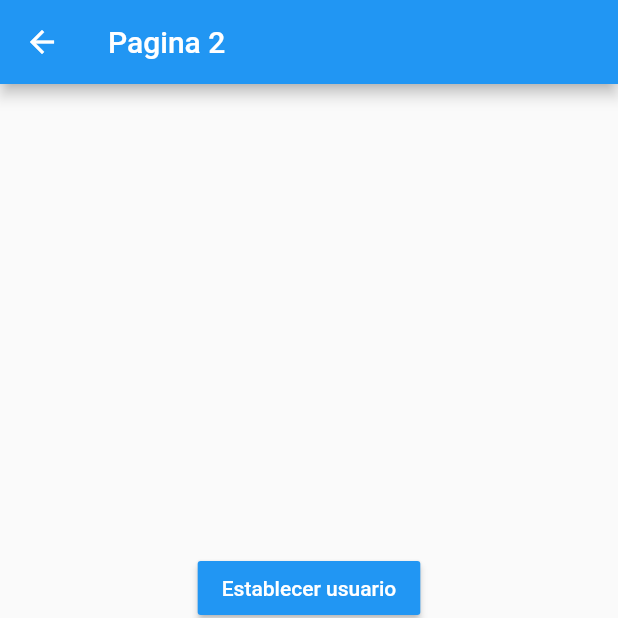
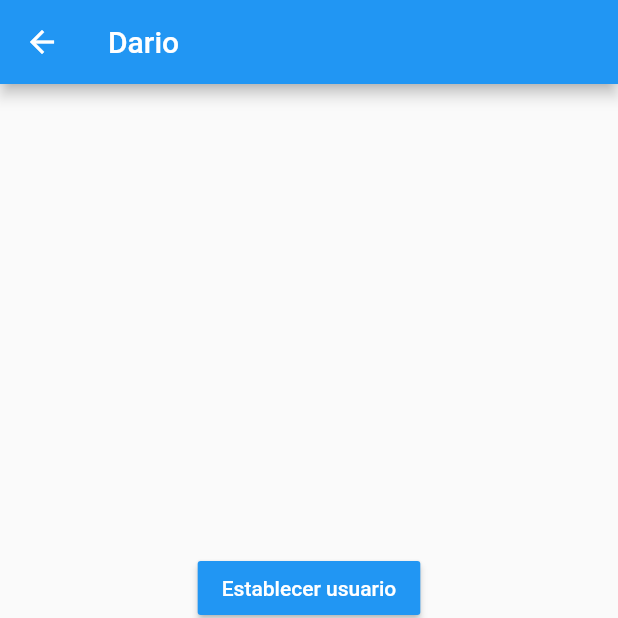
Before and after one commit to Tirano61/03-estados_app, a Flutter app: the Pagina2 screen opened by its route, after a tap on "Establecer usuario", on a phone screen of 412 x 824 dp, the top half of it. Run offline on Flutter 3.47's test engine with Material 2 defaults, Android fonts, the phone set to English and light mode, and no system bars.

Commit message:
Fin singleton

```diff
--- a/lib/models/usuario.dart
+++ b/lib/models/usuario.dart
@@ -1,5 +1,7 @@
 
 
+
+import 'package:meta/meta.dart';
 
 class Usuario {
 
@@ -7,6 +9,7 @@ class Usuario {
   String edad;
   List<String> profeciones;
 
-  Usuario({this.nombre, this.edad, this.profeciones});
+  Usuario({ @required this.nombre, this.edad, this.profeciones})
+  : assert( nombre != null );
 
 }
--- a/lib/pages/pagina1.dart
+++ b/lib/pages/pagina1.dart
@@ -1,9 +1,12 @@
+import 'package:estados_app/models/usuario.dart';
 import 'package:flutter/material.dart';
 
+import 'package:estados_app/services/usuario_service.dart';
 
 
 class Pagina1 extends StatelessWidget {
-  const Pagina1({Key key}) : super(key: key);
+
+
 
   @override
   Widget build(BuildContext context) {
@@ -11,7 +14,14 @@ class Pagina1 extends StatelessWidget {
       appBar: AppBar(
         title: Text('Pagina 1'),
       ),
-      body: InformacionUsuario(),
+      body: StreamBuilder(
+        stream: usuarioService.usuarioStream ,
+        builder: (BuildContext context, AsyncSnapshot<Usuario> snapshot){
+          return  ( snapshot.hasData )
+          ? InformacionUsuario(snapshot.data)
+          : Center(child: Text('No hay información del usuario'),);
+        },
+      ),
       floatingActionButton:  FloatingActionButton(
         child: Icon(Icons.adb),
         onPressed: (){
@@ -25,6 +35,9 @@ class Pagina1 extends StatelessWidget {
 
 class InformacionUsuario extends StatelessWidget {
 
+  final Usuario usuario;
+
+  const InformacionUsuario(this.usuario);
 
   @override
   Widget build(BuildContext context) {
@@ -37,8 +50,8 @@ class InformacionUsuario extends StatelessWidget {
         children: <Widget>[
           Text('General', style: TextStyle(fontSize: 18, fontWeight: FontWeight.bold),),
           Divider(),
-          ListTile(title: Text('Nombre : '),),
-          ListTile(title: Text('Edad : '),),
+          ListTile(title: Text('Nombre : ${usuario.nombre}'),),
+          ListTile(title: Text('Edad :  ${usuario.edad}'),),
           Text('Profeciones', style:  TextStyle(fontSize: 18, fontWeight: FontWeight.bold),),
           Divider(),
           ListTile(title: Text('Profeción 1 : '),),
--- a/lib/pages/pagina2.dart
+++ b/lib/pages/pagina2.dart
@@ -1,15 +1,26 @@
+import 'package:estados_app/models/usuario.dart';
+import 'package:estados_app/services/usuario_service.dart';
 import 'package:flutter/material.dart';
 
 
 
 class Pagina2 extends StatelessWidget {
-  const Pagina2({Key key}) : super(key: key);
+
+
+
 
   @override
   Widget build(BuildContext context) {
     return Scaffold(
       appBar: AppBar(
-        title: Text('Pagina 2'),
+        title: StreamBuilder(
+          stream: usuarioService.usuarioStream ,
+          builder: (BuildContext context, AsyncSnapshot<Usuario> snapshot){
+            return snapshot.hasData
+            ? Text(snapshot.data.nombre)
+            : Text('data');
+          },
+        ),
       ),
       body: Center(
         child: Column(
@@ -19,14 +30,15 @@ class Pagina2 extends StatelessWidget {
               color: Colors.blue,
               child: Text('Establecer usuario', style: TextStyle(color: Colors.white),),
               onPressed: (){
-
+                final nuevoUsuario = new Usuario( nombre: 'Dario', edad: '46'  );
+                usuarioService.cargarUsuario(nuevoUsuario);
               }
             ),
             MaterialButton(
               color: Colors.blue,
               child: Text('Cambiar edad', style: TextStyle(color: Colors.white),),
               onPressed: (){
-
+                usuarioService.cambiarEdad('36');
               }
             ),
             MaterialButton(
--- /dev/null
+++ b/lib/services/usuario_service.dart
@@ -0,0 +1,39 @@
+
+
+
+
+import 'dart:async';
+
+import 'package:estados_app/models/usuario.dart';
+
+class _UsuarioService {
+
+  Usuario _usuario;
+
+  StreamController<Usuario> _usuarioStreamController = new StreamController<Usuario>.broadcast();
+
+  Usuario get usuario => this._usuario;
+
+  bool get existeUsuario => (this._usuario != null) ? true : false;
+
+  Stream<Usuario> get usuarioStream => _usuarioStreamController.stream;
+
+  void cargarUsuario(Usuario user){
+    this._usuario = user;
+    this._usuarioStreamController.add(user);
+  }
+
+  void cambiarEdad( String edad ){
+    this._usuario.edad = edad;
+    _usuarioStreamController.add(this._usuario);
+  }
+
+
+  dispose(){
+    _usuarioStreamController?.close();
+  }
+
+}
+
+
+final usuarioService = new _UsuarioService();
```
